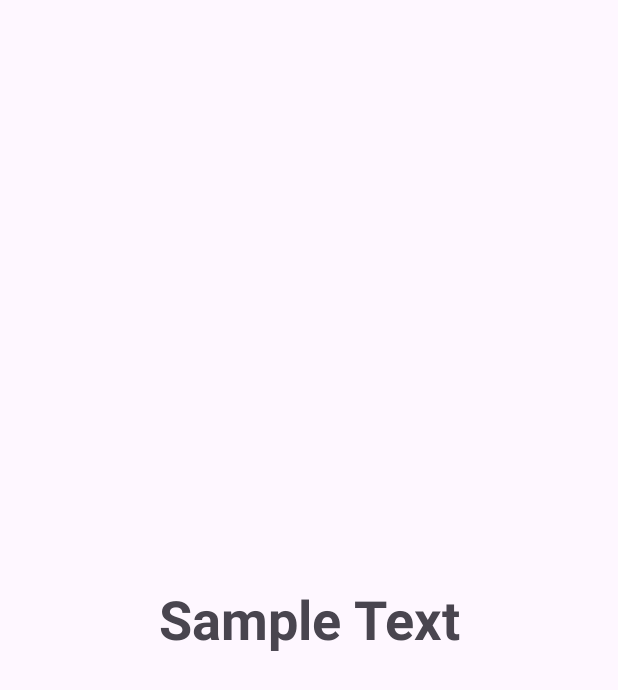
After one commit to rmfgh2004/WidgetSampleApp, an Android app: the layout item_pager.xml on its own in the app's theme, with its tools: preview values and no code run, on a phone screen of 412 x 824 dp. The commit adds this screen. Shown: the top 690 px of the screen. Run offline under Robolectric (Android 15) with nearby library versions, the phone set to English and light mode, and no system bars.

Commit message:
study viewPager2

```diff
--- /dev/null
+++ b/app/src/main/res/layout/item_pager.xml
@@ -0,0 +1,19 @@
+<?xml version="1.0" encoding="utf-8"?>
+<androidx.constraintlayout.widget.ConstraintLayout xmlns:android="http://schemas.android.com/apk/res/android"
+    android:layout_width="match_parent"
+    android:layout_height="match_parent"
+    xmlns:app="http://schemas.android.com/apk/res-auto">
+
+    <TextView
+        android:id="@+id/tv_text"
+        android:layout_width="wrap_content"
+        android:layout_height="wrap_content"
+        app:layout_constraintTop_toTopOf="parent"
+        app:layout_constraintBottom_toBottomOf="parent"
+        app:layout_constraintStart_toStartOf="parent"
+        app:layout_constraintEnd_toEndOf="parent"
+        android:text="Sample Text"
+        android:textSize="36sp"
+        android:textStyle="bold"/>
+
+</androidx.constraintlayout.widget.ConstraintLayout>
```
Also changed, not shown: app/src/main/java/com/example/widgetsampleapp/MainActivity.kt (+25 -2 lines), app/src/main/java/com/example/widgetsampleapp/SamplePagerAdapter.kt (added, +39 -0 lines), app/src/main/res/layout/widget_view_pager2.xml (added, +24 -0 lines).
